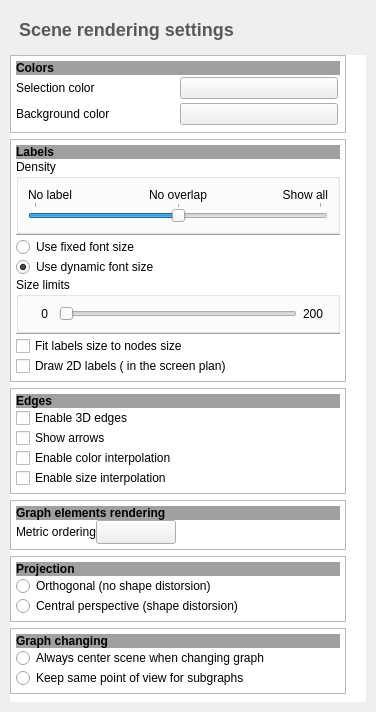
jalamao/tulip-1, file library/tulip-gui/designer/SceneConfigWidget.ui: the form before one commit.
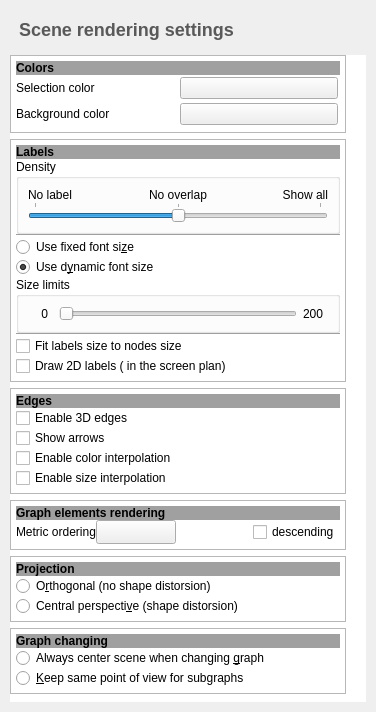
The form after the commit. Icons and pictures are not drawn. Custom widgets are drawn as their Qt base class.

Commit message: - add new methods tlp::GlGraphRenderingParameters::setElementOrderedDescending and tlp::GlGraphRenderingParameters::isElementOrderdDescending (and Python wrappers) in order to define the ordering type of graph elements when the ordered graph elements rendering is activated - add a checkbox in the SceneConfigWidget in order to easily switch the type of graph elements ordering

```diff
--- a/library/tulip-gui/designer/SceneConfigWidget.ui
+++ b/library/tulip-gui/designer/SceneConfigWidget.ui
@@ -135,8 +135,8 @@
        <rect>
         <x>0</x>
         <y>0</y>
-        <width>346</width>
-        <height>719</height>
+        <width>341</width>
+        <height>685</height>
        </rect>
       </property>
       <property name="sizePolicy">
@@ -376,14 +376,14 @@
           <item>
            <widget class="QRadioButton" name="fixedFontSizeRB">
             <property name="text">
-             <string>Use fixed font size</string>
+             <string>Use fixed font si&amp;ze</string>
             </property>
            </widget>
           </item>
           <item>
            <widget class="QRadioButton" name="dynamicFontSizeRB">
             <property name="text">
-             <string>Use dynamic font size</string>
+             <string>Use d&amp;ynamic font size</string>
             </property>
             <property name="checked">
              <bool>true</bool>
@@ -635,6 +635,13 @@
               </property>
              </spacer>
             </item>
+            <item>
+             <widget class="QCheckBox" name="descendingCB">
+              <property name="text">
+               <string>descending</string>
+              </property>
+             </widget>
+            </item>
            </layout>
           </item>
          </layout>
@@ -695,7 +702,7 @@
                <string>Parallel lines are preserved.</string>
               </property>
               <property name="text">
-               <string>Orthogonal (no shape distorsion)</string>
+               <string>O&amp;rthogonal (no shape distorsion)</string>
               </property>
               <attribute name="buttonGroup">
                <string notr="true">buttonGroup</string>
@@ -708,7 +715,7 @@
                <string>As in the human view perception,&lt;br/&gt;parallel lines are not necessarily represented as parallel&lt;br/&gt;and closer the nodes are, the bigger they are represented.</string>
               </property>
               <property name="text">
-               <string>Central perspective (shape distorsion)</string>
+               <string>Central perspecti&amp;ve (shape distorsion)</string>
               </property>
               <attribute name="buttonGroup">
                <string notr="true">buttonGroup</string>
@@ -776,7 +783,7 @@
 to draw the graph in the center of the panel.</string>
               </property>
               <property name="text">
-               <string>Always center scene when changing graph</string>
+               <string>Always center scene when changing &amp;graph</string>
               </property>
               <attribute name="buttonGroup">
                <string notr="true">buttonGroup1</string>
@@ -791,7 +798,7 @@
 of the scene remains unchanged.</string>
               </property>
               <property name="text">
-               <string>Keep same point of view for subgraphs</string>
+               <string>&amp;Keep same point of view for subgraphs</string>
               </property>
               <attribute name="buttonGroup">
                <string notr="true">buttonGroup1</string>
```
Left out of the diff: 93 changed lines with no effect on the pictures. The commit also changes 5 other files.
